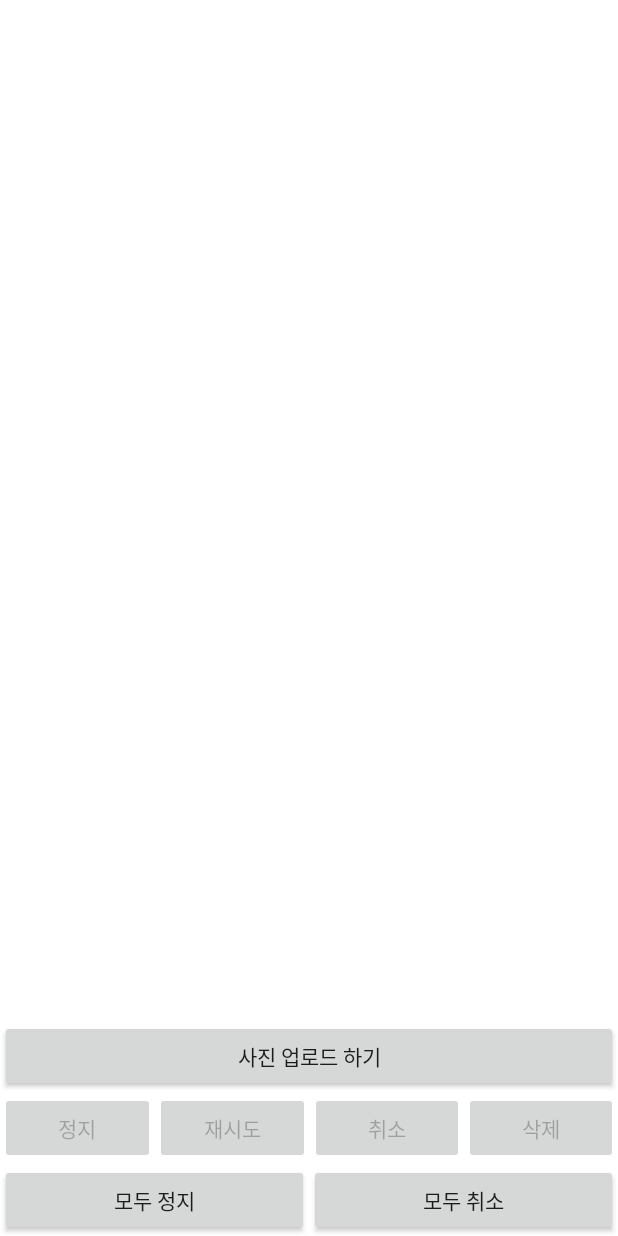
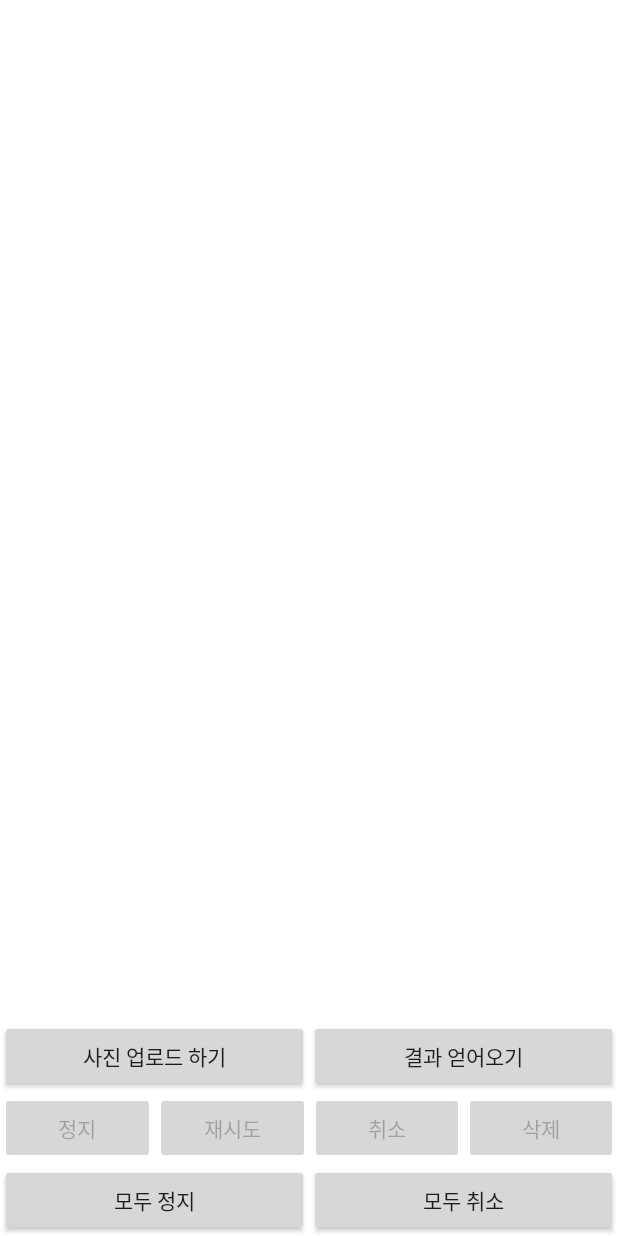
Before and after one commit to tmdghks944/capstone, an Android app: the UploadActivity screen opened directly, with no data from a screen before it, on a phone screen of 412 x 824 dp. Run offline under Robolectric (Android 15) with nearby library versions, the phone set to English and light mode, and no system bars; libraries missing offline, so code that uses them is left out: com.amazonaws.mobileconnectors; 4 statements that could not run were skipped.

Commit message:
17.04.21

```diff
--- a/app/src/main/java/com/example/android/capstone/UploadActivity.java
+++ b/app/src/main/java/com/example/android/capstone/UploadActivity.java
@@ -6,19 +6,24 @@ import android.app.ListActivity;
 import android.content.ContentUris;
 import android.content.Intent;
 import android.database.Cursor;
+import android.graphics.BitmapFactory;
+import android.media.Image;
 import android.net.Uri;
 import android.os.Build;
 import android.os.Bundle;
+import android.graphics.Bitmap;
 import android.os.Environment;
 import android.provider.DocumentsContract;
 import android.provider.MediaStore;
 import android.support.v7.app.AppCompatActivity;
 import android.util.Log;
 import android.view.View;
+import java.io.*;
 import android.view.View.OnClickListener;
 import android.widget.AdapterView;
 import android.widget.AdapterView.OnItemClickListener;
 import android.widget.Button;
+import android.widget.ImageView;
 import android.widget.ProgressBar;
 import android.widget.RadioButton;
 import android.widget.SimpleAdapter;
@@ -51,7 +56,7 @@ public class UploadActivity extends ListActivity {
     private static final String TAG = "UploadActivity";
 
     // Button for upload operations
-    private Button btnUploadFile;
+    private Button btnGetResult;
     private Button btnUploadImage;
     private Button btnPause;
     private Button btnResume;
@@ -59,6 +64,7 @@ public class UploadActivity extends ListActivity {
     private Button btnDelete;
     private Button btnPauseAll;
     private Button btnCancelAll;
+    private ImageView uploadimage;
 
     // The TransferUtility is the primary class for managing transfer to S3
     private TransferUtility transferUtility;
@@ -202,8 +208,8 @@ public class UploadActivity extends ListActivity {
             }
         });
 
-        btnUploadFile = (Button) findViewById(R.id.buttonUploadFile);
         btnUploadImage = (Button) findViewById(R.id.buttonUploadImage);
+        btnGetResult = (Button) findViewById(R.id.buttonGetResult);
         btnPause = (Button) findViewById(R.id.buttonPause);
         btnResume = (Button) findViewById(R.id.buttonResume);
         btnCancel = (Button) findViewById(R.id.buttonCancel);
@@ -211,24 +217,13 @@ public class UploadActivity extends ListActivity {
         btnPauseAll = (Button) findViewById(R.id.buttonPauseAll);
         btnCancelAll = (Button) findViewById(R.id.buttonCancelAll);
 
-        btnUploadFile.setOnClickListener(new OnClickListener() {
+        btnGetResult.setOnClickListener(new OnClickListener() {
             @Override
             public void onClick(View v) {
-                Intent intent = new Intent();
-                if (Build.VERSION.SDK_INT >= 19) {
-                    // For Android KitKat, we use a different intent to ensure
-                    // we can
-                    // get the file path from the returned intent URI
-                    intent.setAction(Intent.ACTION_OPEN_DOCUMENT);
-                    intent.addCategory(Intent.CATEGORY_OPENABLE);
-                    intent.putExtra(Intent.EXTRA_LOCAL_ONLY, true);
-                    intent.setType("*/*");
-                } else {
-                    intent.setAction(Intent.ACTION_GET_CONTENT);
-                    intent.setType("file/*");
-                }
+                //Intent intent = new Intent(DownloadActivity.this, DownloadSelectionActivity.class);
+                //startActivityForResult(intent, DOWNLOAD_SELECTION_REQUEST_CODE);
+                beginDownload();
 
-                startActivityForResult(intent, 0);
             }
         });
 
@@ -407,16 +402,18 @@ public class UploadActivity extends ListActivity {
         File file = new File(filePath);
         TransferObserver observer = transferUtility.upload(Constants.BUCKET_NAME, file.getName(),
                 file);
-        /*
-         * Note that usually we set the transfer listener after initializing the
-         * transfer. However it isn't required in this sample app. The flow is
-         * click upload button -> start an activity for image selection
-         * startActivityForResult -> onActivityResult -> beginUpload -> onResume
-         * -> set listeners to in progress transfers.
-         */
-        // observer.setTransferListener(new UploadListener());
+        Bitmap myBitmap = BitmapFactory.decodeFile(file.getAbsolutePath());
+        ImageView uploadimage = (ImageView)findViewById(R.id.uploadImage);
+        uploadimage.setImageBitmap(myBitmap);
     }
 
+    private void beginDownload() {
+        // Location to download files from S3 to. You can choose any accessible
+        // file.
+        File file = new File(Environment.getExternalStorageDirectory().toString() + "/" + "result.txt");
+        TransferObserver observer = transferUtility.download(Constants.BUCKET_NAME, "result.txt", file);
+        Toast.makeText(UploadActivity.this,"결과 다운로드 완료!",Toast.LENGTH_SHORT).show();
+    }
     /*
      * Gets the file path of the given Uri.
      */
--- a/app/src/main/res/layout/activity_upload.xml
+++ b/app/src/main/res/layout/activity_upload.xml
@@ -73,25 +73,30 @@
         android:orientation="horizontal" >
 
         <Button
-            android:id="@+id/buttonUploadFile"
-            android:layout_width="match_parent"
-            android:layout_height="wrap_content"
-            android:layout_weight="1"
-            android:visibility="gone"
-            android:text="@string/upload_file" />
-
-        <Button
             android:id="@+id/buttonUploadImage"
             android:layout_width="match_parent"
             android:layout_height="wrap_content"
             android:layout_weight="1"
             android:text="@string/upload_image" />
+        <Button
+            android:id="@+id/buttonGetResult"
+            android:layout_width="match_parent"
+            android:layout_height="wrap_content"
+            android:layout_weight="1"
+            android:text="결과 얻어오기" />
+
     </LinearLayout>
+
+    <ImageView
+        android:layout_width="match_parent"
+        android:layout_height="match_parent"
+        android:id="@+id/uploadImage"
+        android:layout_above="@id/uploadDownloadLayout" />
 
     <ListView
         android:id="@android:id/list"
-        android:layout_width="match_parent"
-        android:layout_height="match_parent"
+        android:layout_width="0dp"
+        android:layout_height="0dp"
         android:cacheColorHint="#00000000"
         android:layout_above="@id/uploadDownloadLayout"
         android:divider="#808080"
```
Also changed, not shown: app/src/main/java/com/example/android/capstone/Constants.java (added, +11 -0 lines).
